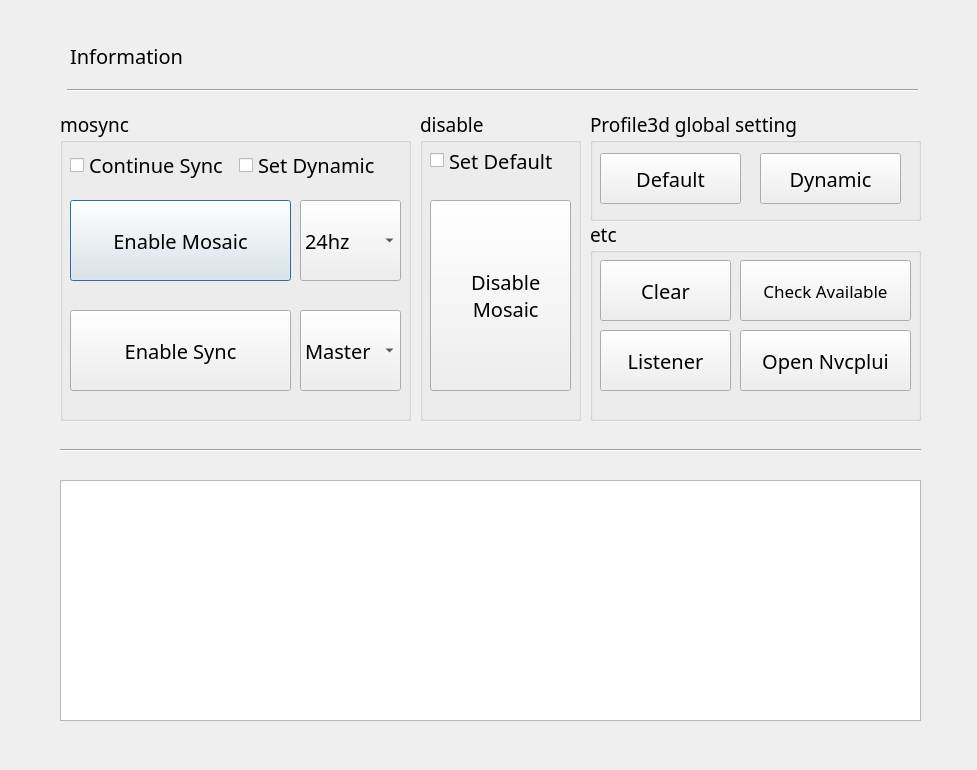
The window that test.ui (thissak/QtMosaic) describes before a commit, drawn with Qt 5.
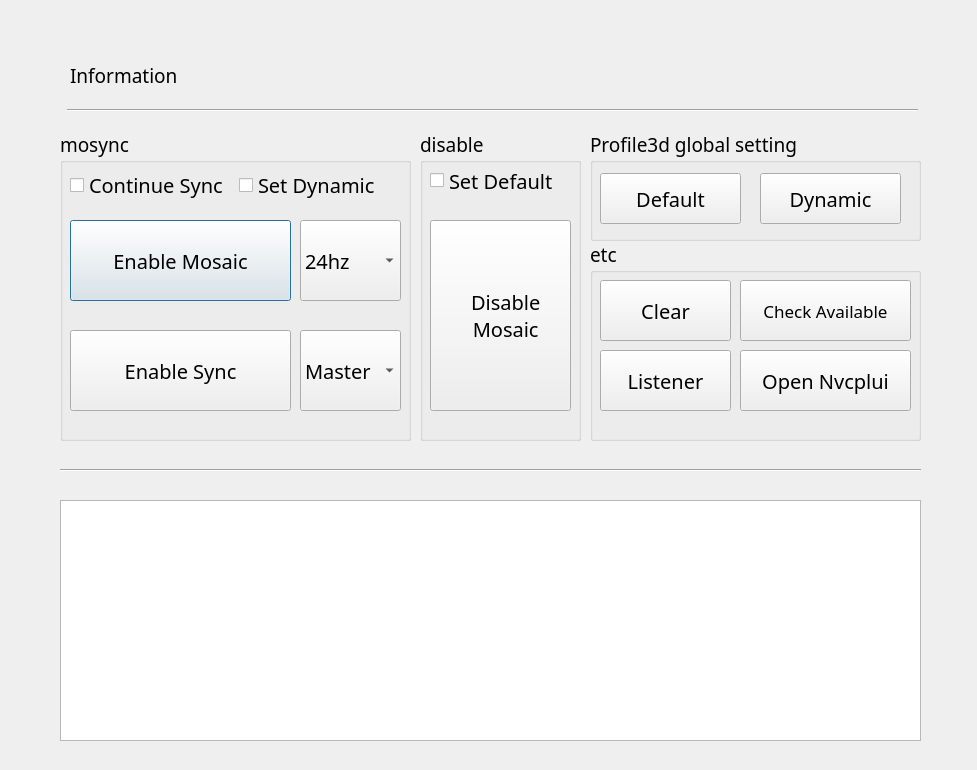
The same window after the commit. Icons and pictures are not drawn.

Commit message: add @green light icon add @check_ms_icon add @btn10_set_icon_mosaic add @btn11_set_icon_sync

The edit to the form file:
```diff
--- a/test.ui
+++ b/test.ui
@@ -52,8 +52,8 @@
    <property name="geometry">
     <rect>
      <x>70</x>
-     <y>30</y>
-     <width>931</width>
+     <y>50</y>
+     <width>761</width>
      <height>51</height>
     </rect>
    </property>
@@ -66,7 +66,10 @@
    <property name="font">
     <font>
      <family>D2Coding</family>
-     <pointsize>15</pointsize>
+     <pointsize>14</pointsize>
+     <weight>50</weight>
+     <italic>false</italic>
+     <bold>false</bold>
     </font>
    </property>
    <property name="toolTip">
@@ -75,6 +78,12 @@
    <property name="text">
     <string>Information</string>
    </property>
+   <property name="scaledContents">
+    <bool>false</bool>
+   </property>
+   <property name="wordWrap">
+    <bool>true</bool>
+   </property>
    <property name="margin">
     <number>6</number>
    </property>
@@ -83,7 +92,7 @@
    <property name="geometry">
     <rect>
      <x>60</x>
-     <y>480</y>
+     <y>500</y>
      <width>861</width>
      <height>241</height>
     </rect>
@@ -102,7 +111,7 @@
    <property name="geometry">
     <rect>
      <x>60</x>
-     <y>110</y>
+     <y>130</y>
      <width>351</width>
      <height>311</height>
     </rect>
@@ -324,7 +333,7 @@
    <property name="geometry">
     <rect>
      <x>590</x>
-     <y>110</y>
+     <y>130</y>
      <width>331</width>
      <height>111</height>
     </rect>
@@ -416,7 +425,7 @@
    <property name="geometry">
     <rect>
      <x>590</x>
-     <y>220</y>
+     <y>240</y>
      <width>331</width>
      <height>201</height>
     </rect>
@@ -425,6 +434,9 @@
     <font>
      <family>Bahnschrift Light</family>
      <pointsize>14</pointsize>
+     <weight>50</weight>
+     <italic>false</italic>
+     <bold>false</bold>
     </font>
    </property>
    <property name="title">
@@ -605,7 +617,7 @@
    <property name="geometry">
     <rect>
      <x>60</x>
-     <y>440</y>
+     <y>460</y>
      <width>861</width>
      <height>20</height>
     </rect>
@@ -618,7 +630,7 @@
    <property name="geometry">
     <rect>
      <x>67</x>
-     <y>80</y>
+     <y>100</y>
      <width>851</width>
      <height>20</height>
     </rect>
@@ -631,7 +643,7 @@
    <property name="geometry">
     <rect>
      <x>420</x>
-     <y>110</y>
+     <y>130</y>
      <width>161</width>
      <height>311</height>
     </rect>
@@ -640,6 +652,9 @@
     <font>
      <family>Bahnschrift Light</family>
      <pointsize>14</pointsize>
+     <weight>50</weight>
+     <italic>false</italic>
+     <bold>false</bold>
     </font>
    </property>
    <property name="title">
```
Left out of the diff: 64 changed lines with no effect on the pictures. The commit also changes 1 other file.
